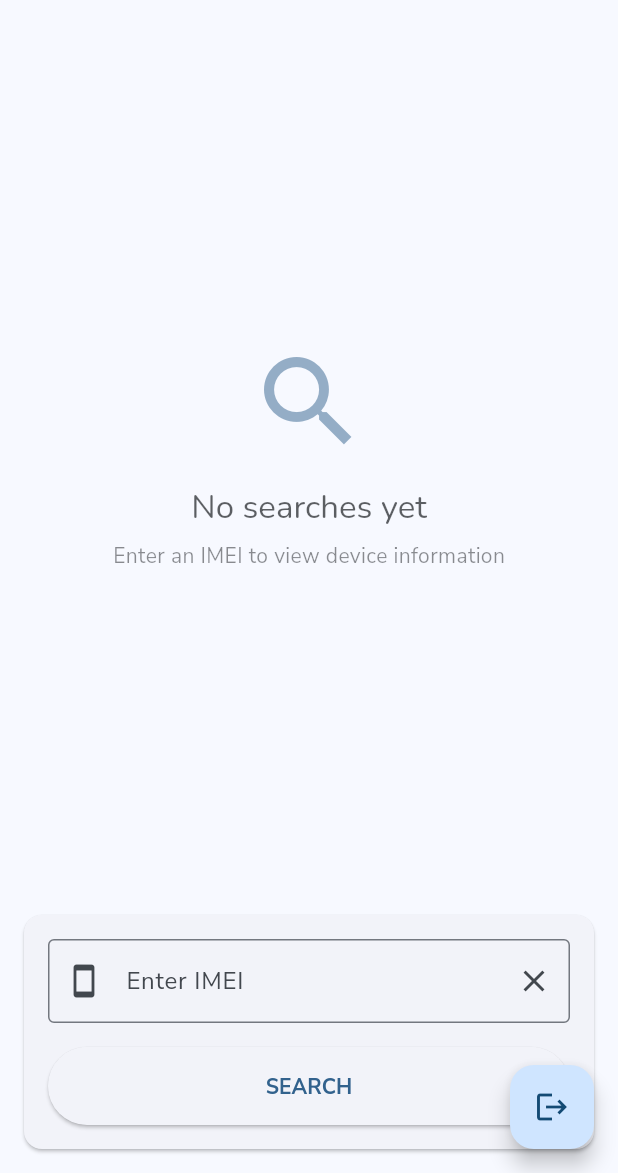
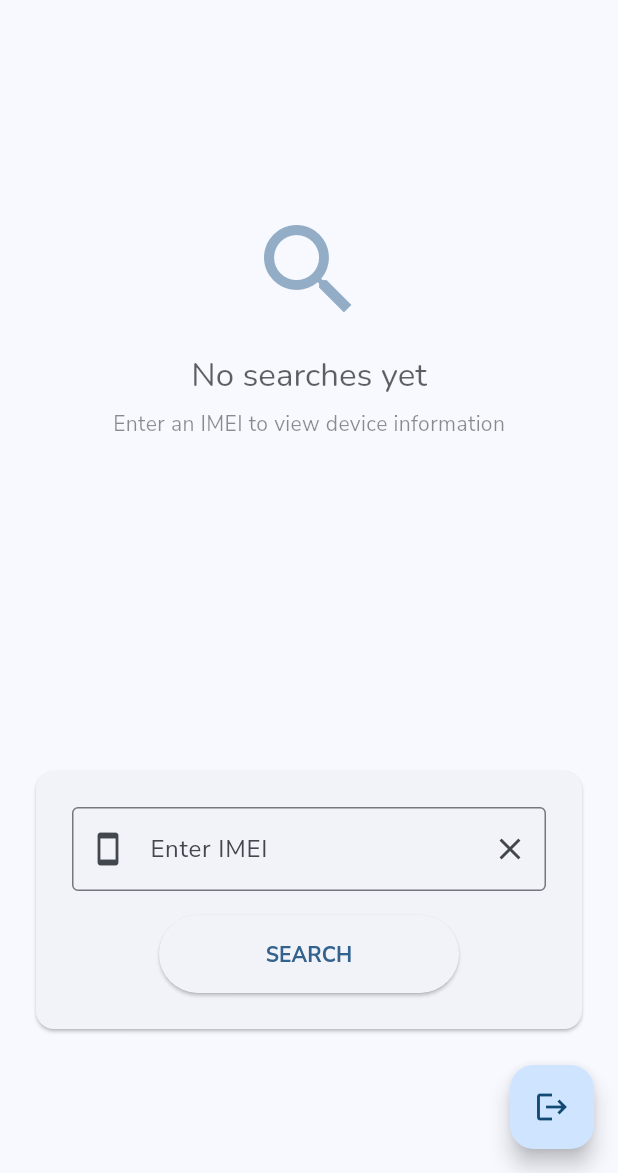
Before and after one commit to cjpy4/nimbus_check, a Flutter app: the screen it shows once a user with an empty profile is signed in, on a phone screen of 412 x 824 dp, the part 63-1236 px from its top. Run offline on Flutter 3.47's test engine with Material 3 defaults, Android fonts, the light colour scheme and no system bars; our stand-ins replace firebase_auth, firebase_core, flutter_riverpod, google_fonts, shelf; missing offline and left inert: shelf_router; accounts and stored records are empty.

Commit message:
added packages to devbox env, gave IMEI form widget responsive width

```diff
--- a/apps/tech-check-flutter/lib/widgets/imei_form_widget.dart
+++ b/apps/tech-check-flutter/lib/widgets/imei_form_widget.dart
@@ -55,10 +55,31 @@ class _IMEIFormWidgetState extends State<IMEIFormWidget> {
 
   @override
   Widget build(BuildContext context) {
-    return Card(
-      margin: const EdgeInsets.all(16.0),
+    double maxWidth;
+
+    return LayoutBuilder(
+      builder: (context, constraints) {
+        final screenWidth = MediaQuery.of(context).size.width;
+        if (screenWidth < 600) {
+          maxWidth = double.infinity;
+        } else if (screenWidth < 1200) {
+          maxWidth = screenWidth * 1 / 2;
+        } else {
+          maxWidth = screenWidth * 1 / 3;
+        }
+        return Center(
+          child: Container(
+            constraints: BoxConstraints(maxWidth: maxWidth),
+            child: Card(
+              margin: const EdgeInsets.symmetric(
+                horizontal: 24.0,
+                vertical: 96.0,
+              ),
               child: Padding(
-        padding: const EdgeInsets.all(16.0),
+                padding: const EdgeInsets.symmetric(
+                  horizontal: 24.0,
+                  vertical: 24.0,
+                ),
                 child: Form(
                   key: _formKey,
                   child: Column(
@@ -87,7 +108,10 @@ class _IMEIFormWidgetState extends State<IMEIFormWidget> {
                         onFieldSubmitted: (_) => _submitForm(),
                       ),
                       const SizedBox(height: 16),
-              ElevatedButton(
+                      Center(
+                        child: SizedBox(
+                          width: 200, // Fixed width for the button
+                          child: ElevatedButton(
                             onPressed: _isLoading ? null : _submitForm,
                             style: ElevatedButton.styleFrom(
                               padding: const EdgeInsets.symmetric(vertical: 16),
@@ -97,17 +121,27 @@ class _IMEIFormWidgetState extends State<IMEIFormWidget> {
                                     ? const SizedBox(
                                       height: 20,
                                       width: 20,
-                          child: CircularProgressIndicator(strokeWidth: 2),
+                                      child: CircularProgressIndicator(
+                                        strokeWidth: 2,
+                                      ),
                                     )
                                     : const Text(
                                       'SEARCH',
-                          style: TextStyle(fontWeight: FontWeight.bold),
+                                      style: TextStyle(
+                                        fontWeight: FontWeight.bold,
+                                      ),
+                                    ),
+                          ),
                         ),
                       ),
                     ],
                   ),
                 ),
               ),
+            ),
+          ),
+        );
+      },
     );
   }
 }
```
Also changed, not shown: devbox.json (+16 -1 lines), 1 other file. Lines whose indentation alone changed are shown as unchanged.
